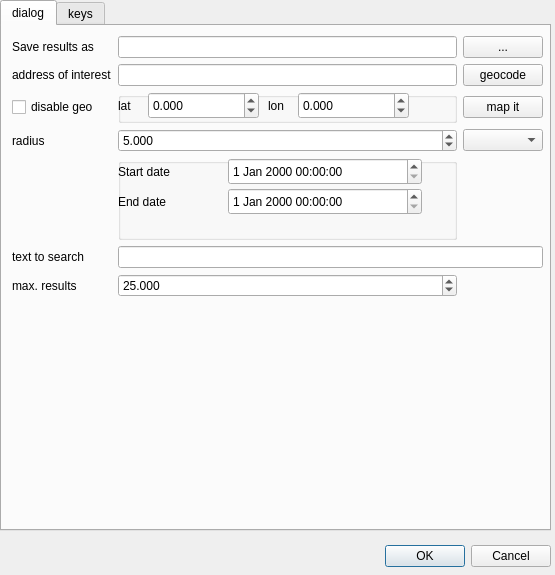
The window that flickr2qgis_dialog_base.ui (Geolicious/flickr2qgis) describes before a commit, drawn with Qt 5.
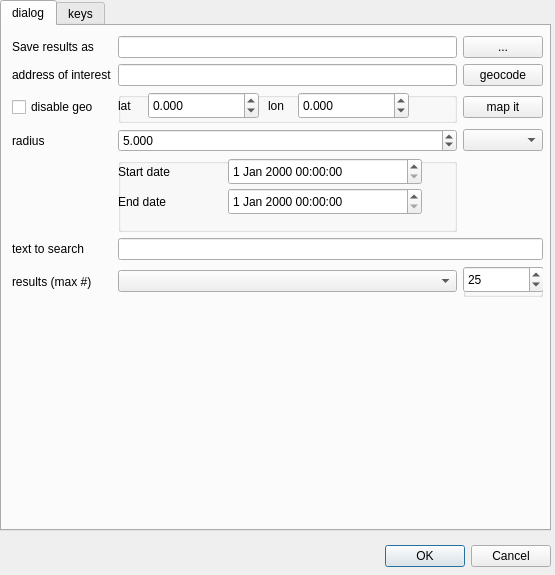
The same window after the commit.

Diff of the .ui file:
```diff
--- a/flickr2qgis_dialog_base.ui
+++ b/flickr2qgis_dialog_base.ui
@@ -106,7 +106,7 @@
       <item row="6" column="0">
        <widget class="QLabel" name="label_17">
         <property name="text">
-         <string>max. results</string>
+         <string>results (max #)</string>
         </property>
        </widget>
       </item>
@@ -140,22 +140,6 @@
       <item row="5" column="1" colspan="2">
        <widget class="QLineEdit" name="keywords"/>
       </item>
-      <item row="6" column="1">
-       <widget class="QDoubleSpinBox" name="maxnum">
-        <property name="decimals">
-         <number>3</number>
-        </property>
-        <property name="minimum">
-         <double>0.000000000000000</double>
-        </property>
-        <property name="maximum">
-         <double>200.000000000000000</double>
-        </property>
-        <property name="value">
-         <double>25.000000000000000</double>
-        </property>
-       </widget>
-      </item>
       <item row="2" column="1">
        <widget class="QGroupBox" name="groupBox">
         <property name="title">
@@ -303,6 +287,40 @@
         </property>
        </widget>
       </item>
+      <item row="6" column="2">
+       <widget class="QGroupBox" name="groupBox_3">
+        <property name="title">
+         <string/>
+        </property>
+        <widget class="QDoubleSpinBox" name="maxnum">
+         <property name="geometry">
+          <rect>
+           <x>0</x>
+           <y>0</y>
+           <width>81</width>
+           <height>27</height>
+          </rect>
+         </property>
+         <property name="decimals">
+          <number>0</number>
+         </property>
+         <property name="minimum">
+          <double>0.000000000000000</double>
+         </property>
+         <property name="maximum">
+          <double>200.000000000000000</double>
+         </property>
+         <property name="value">
+          <double>25.000000000000000</double>
+         </property>
+        </widget>
+        <zorder>label_9</zorder>
+        <zorder>maxnum</zorder>
+       </widget>
+      </item>
+      <item row="6" column="1">
+       <widget class="QComboBox" name="download"/>
+      </item>
      </layout>
     </widget>
    </widget>
```
Left out of the diff: 16 changed lines with no effect on the pictures.
